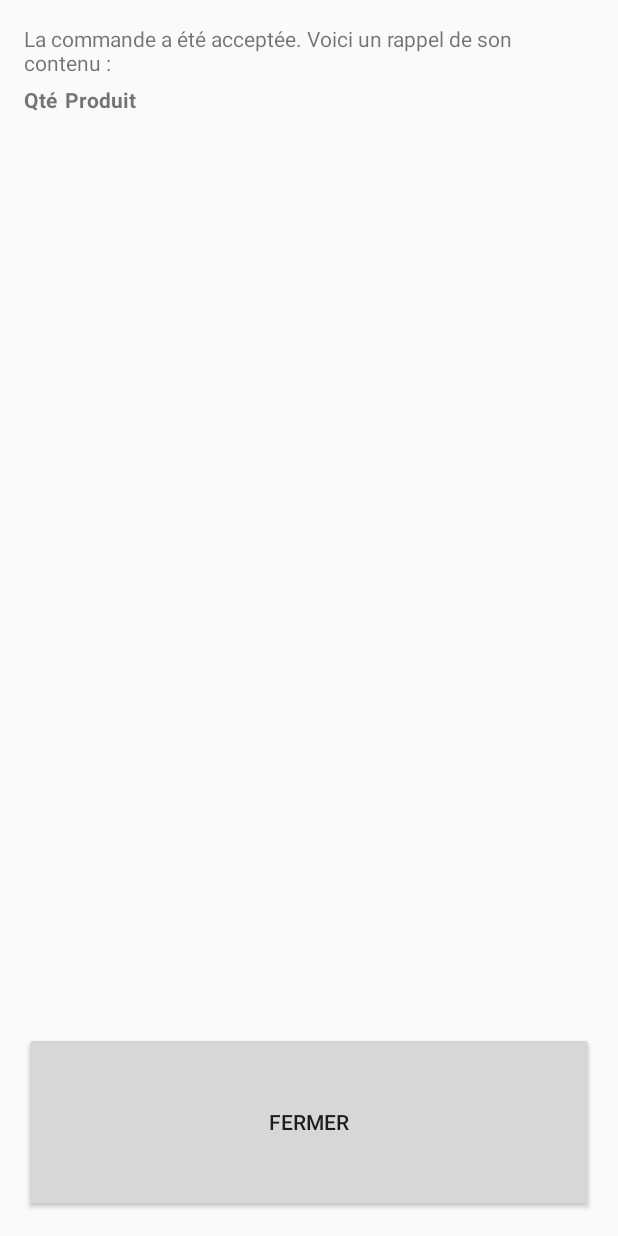
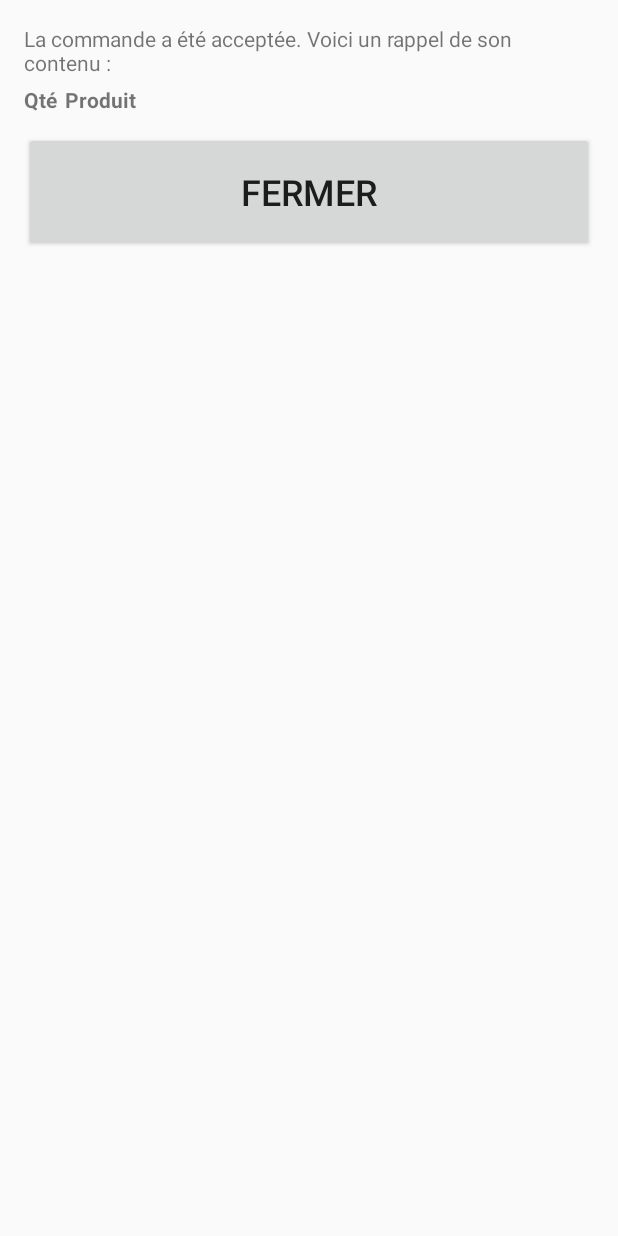
Before and after one commit to ETS-Android3/ji-pos-android, an Android app: the layout activity_order_summary.xml on its own in the app's theme, with its tools: preview values and no code run, on a phone screen of 412 x 824 dp. Run offline under Robolectric (Android 15) with nearby library versions, the phone set to English and light mode, and no system bars.

Commit message:
Update success layout

```diff
--- a/app/src/main/java/ch/japan_impact/japanimpactpos/views/pos/CashPaymentActivity.java
+++ b/app/src/main/java/ch/japan_impact/japanimpactpos/views/pos/CashPaymentActivity.java
@@ -92,6 +92,11 @@ public class CashPaymentActivity extends AppCompatActivity {
 
     }
 
+    @Override
+    public void onBackPressed() {
+        returnToMain(false);
+    }
+
     static class AddMoneyListener implements View.OnClickListener {
         private final int howMuch;
         private final EditText field;
--- a/app/src/main/res/layout/activity_order_summary.xml
+++ b/app/src/main/res/layout/activity_order_summary.xml
@@ -1,5 +1,5 @@
 <?xml version="1.0" encoding="utf-8"?>
-<RelativeLayout xmlns:android="http://schemas.android.com/apk/res/android"
+<LinearLayout xmlns:android="http://schemas.android.com/apk/res/android"
               xmlns:tools="http://schemas.android.com/tools"
               android:layout_width="wrap_content"
               android:layout_height="wrap_content"
@@ -8,11 +8,10 @@
               android:paddingLeft="@dimen/activity_horizontal_margin"
               android:paddingRight="@dimen/activity_horizontal_margin"
               android:paddingTop="@dimen/activity_vertical_margin"
-                tools:context=".views.pos.OrderSummaryActivity">
+              tools:context=".views.pos.OrderSummaryActivity"
+              android:layout_alignParentStart="true">
 
-    <LinearLayout android:layout_width="match_parent" android:layout_height="wrap_content"
-                  android:orientation="vertical"
-                  android:layout_alignParentStart="true">
+
     <TextView android:layout_width="match_parent" android:layout_height="wrap_content"
               android:text="La commande a été acceptée. Voici un rappel de son contenu :"
               android:id="@+id/accepted_order_text"
@@ -29,12 +28,9 @@
             <TextView android:text="Produit" android:textStyle="bold"/>
         </TableRow>
     </TableLayout>
-    </LinearLayout>
-
     <Button
             android:text="@string/close"
             android:layout_width="match_parent"
-            android:layout_height="120dp" android:id="@+id/order_summary_close"
-            android:layout_alignParentBottom="true"
+            android:layout_height="80dp" android:id="@+id/order_summary_close" android:textSize="24sp" android:layout_marginTop="12dp"
     />
-</RelativeLayout>
+</LinearLayout>
```
Also changed, not shown: app/src/main/java/ch/japan_impact/japanimpactpos/views/pos/POSActivity.java (+10 -3 lines). Lines whose indentation alone changed are shown as unchanged.
